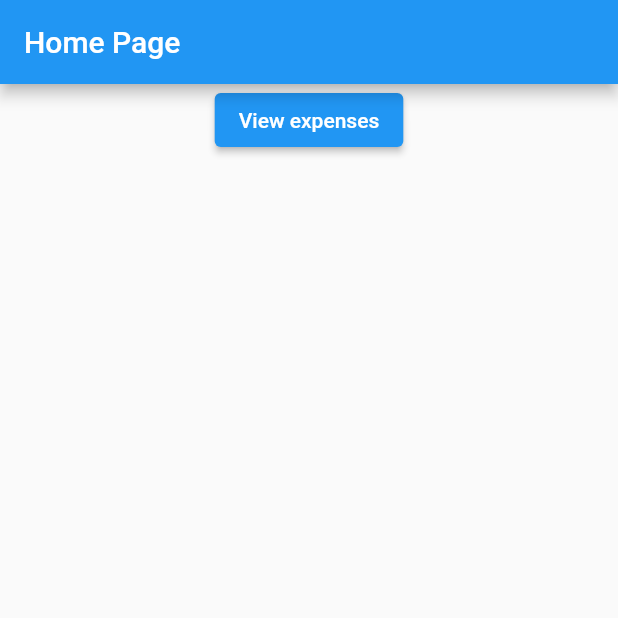
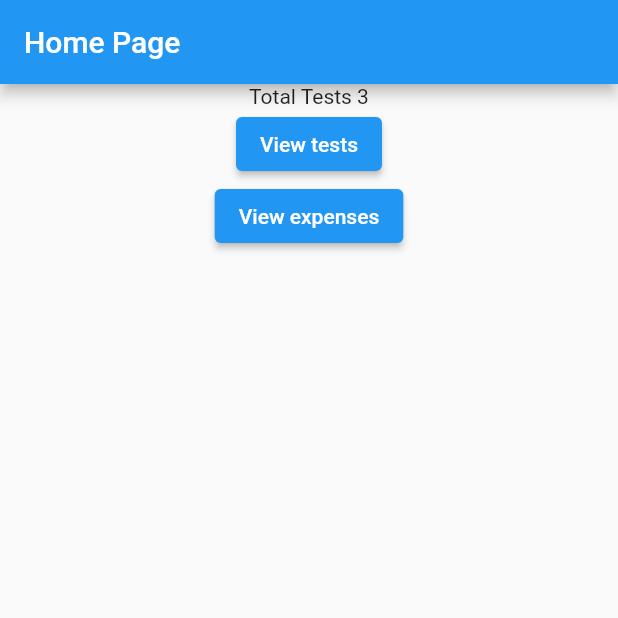
Before and after one commit to erronerron/flutter_expense_tracker, a Flutter app: the screen it shows after launch, on a phone screen of 412 x 824 dp, the top half of it. Run offline on Flutter 3.47's test engine with Material 2 defaults, Android fonts, the phone set to English and light mode, and no system bars.

Commit message:
Add provider for state management

```diff
--- a/lib/pages/expense/expense_state.dart
+++ /dev/null
@@ -1 +0,0 @@
-// Expense state using Provider
--- a/lib/pages/home/home.dart
+++ b/lib/pages/home/home.dart
@@ -1,4 +1,6 @@
 import 'package:flutter/material.dart';
+import 'package:flutter_expense_tracker/provider/test_provider.dart';
+import 'package:provider/provider.dart';
 
 class HomeScreen extends StatefulWidget {
   const HomeScreen({Key? key}) : super(key: key);
@@ -10,6 +12,7 @@ class HomeScreen extends StatefulWidget {
 class _HomeScreenState extends State<HomeScreen> {
   @override
   Widget build(BuildContext context) {
+    final _myList = context.watch<TestProvider>().tests;
     return Scaffold(
       appBar: AppBar(
         title: const Text('Home Page'),
@@ -18,6 +21,13 @@ class _HomeScreenState extends State<HomeScreen> {
       body: Center(
         child: Column(
           children: [
+            Text('Total Tests ${_myList.length}'),
+            ElevatedButton(
+              onPressed: () {
+                Navigator.pushNamed(context, '/tests');
+              },
+              child: const Text('View tests'),
+            ),
             ElevatedButton(
               onPressed: () {
                 Navigator.pushNamed(context, '/expenses');
--- /dev/null
+++ b/lib/provider/test_provider.dart
@@ -0,0 +1,38 @@
+import 'package:flutter/material.dart';
+
+class Test {
+  final String description;
+  final int amount;
+
+  Test({required this.description, required this.amount});
+}
+
+// A list of tests
+final List<Test> initialData = [
+  Test(description: "Test 1", amount: 80),
+  Test(description: "Test 2", amount: 50),
+  Test(description: "Test 3", amount: 100),
+];
+
+class TestProvider with ChangeNotifier {
+  // Retrieve all tests
+  List<Test> get tests => initialData;
+
+  // Tests
+  final List<Test> _myList = initialData;
+
+  // Retrieve tests
+  List<Test> get myList => _myList;
+
+  // Adding a test to the list
+  void addToList(Test test) {
+    _myList.add(test);
+    notifyListeners();
+  }
+
+  // Removing a test from the list
+  void removeFromList(Test test) {
+    _myList.remove(test);
+    notifyListeners();
+  }
+}
--- a/lib/routes.dart
+++ b/lib/routes.dart
@@ -1,7 +1,9 @@
 import 'package:flutter_expense_tracker/pages/expense/expense.dart';
 import 'package:flutter_expense_tracker/pages/home/home.dart';
+import 'package:flutter_expense_tracker/pages/test/test.dart';
 
 var appRoutes = {
   '/': (context) => const HomeScreen(),
   '/expenses': (context) => const ExpenseScreen(),
+  '/tests': (context) => const TestScreen(),
 };
--- a/pubspec.yaml
+++ b/pubspec.yaml
@@ -34,6 +34,7 @@ dependencies:
   # The following adds the Cupertino Icons font to your application.
   # Use with the CupertinoIcons class for iOS style icons.
   cupertino_icons: ^1.0.2
+  provider: ^6.0.2
 
 dev_dependencies:
   flutter_test:
```
Also changed, not shown: lib/main.dart (+6 -1 lines), lib/pages/expense/expense.dart (+8 -9 lines), pubspec.lock, 1 other file.
